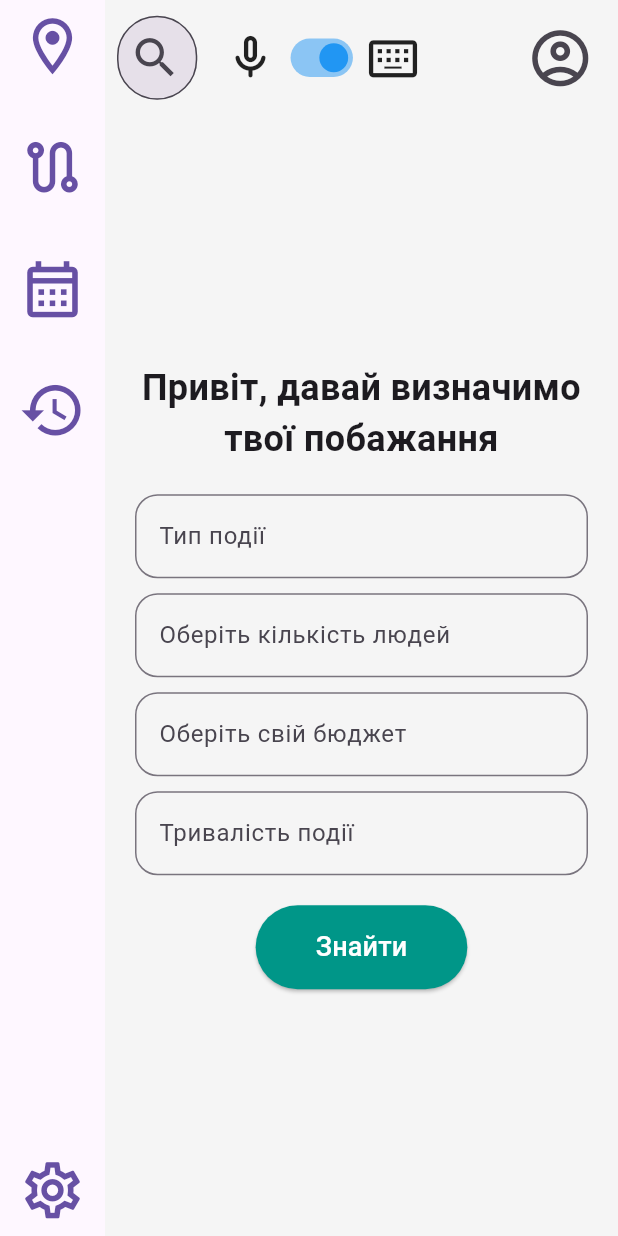
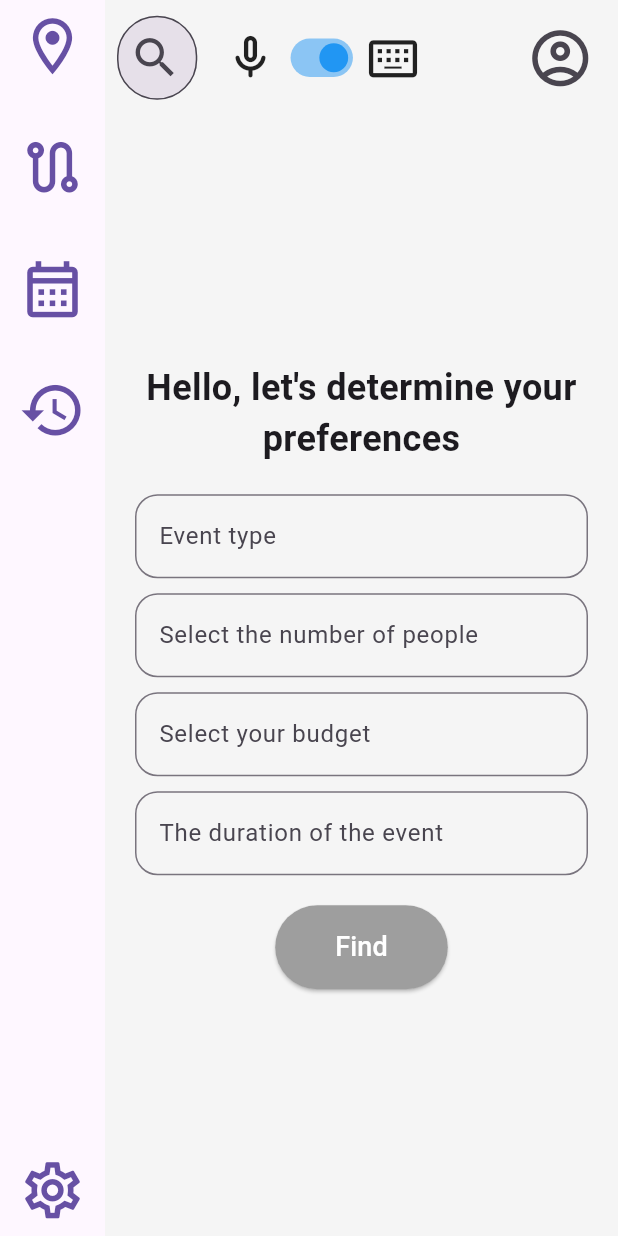
Before and after one commit to upperhuman/hackTownFront, a Flutter app: the DesktopMainPage screen opened directly, on a phone screen of 412 x 824 dp. Run offline on Flutter 3.47's test engine with Material 3 defaults, Android fonts, the phone set to English and light mode, and no system bars; our stand-ins replace dropdown_button2, easy_localization.

Commit message:
Added a page for routes, localization for this page and text input fields from the keyboard. Also, minor changes to the code were made to improve readability.

```diff
--- a/assets/translations/en-US.json
+++ b/assets/translations/en-US.json
@@ -1,6 +1,4 @@
 {
-  "search_modile_bar.find_event": "Find the event...",
-
   "settings_page": "Settings",
   "settings_page.language": "Language",
   "settings_page.region": "Region",
@@ -9,14 +7,29 @@
   "settings_page.notifications": "Notifications",
   "settings_page.faq": "FAQ",
 
+  "test_page.greeting": "Hello, let's determine your preferences",
+  "test_page.event_type": "Event type",
+  "test_page.number_of_people": "Select the number of people",
+  "test_page.budget": "Select your budget",
+  "test_page.duration": "The duration of the event",
+  "test_page.find": "Find",
+  "test_page.mobile": "Mobile version",
+  "test_page.mobile_content": "Content for mobile version",
+
+  "route_page": "Routes",
+  "route_page.cinema": "Cinema",
+  "route_page.restaurant": "Restaurant",
+  "route_page.shop": "Shop",
+  "route_page.parking": "Parking",
+
+  "search_modile_bar.find_event": "Find the event...",
+
   "calendar_page": "Events calendar",
 
   "history_page": "Your history",
 
   "location_page": "Your location",
 
-  "route_page": "Routes",
-
   "user_profile_page": "Your profile",
 
   "select_a_language": "Choose a language"
--- a/assets/translations/uk-UA.json
+++ b/assets/translations/uk-UA.json
@@ -1,16 +1,29 @@
 {
-  "search_modile_bar.find_event": "Знайти івент...",
-
   "settings_page": "Налаштування",
-
   "settings_page.language": "Мова",
   "select_a_language": "Оберіть мову",
-
   "settings_page.region": "Регіон",
   "settings_page.theme": "Тема застосунку",
   "settings_page.security": "Безпека",
   "settings_page.notifications": "Повідомлення",
   "settings_page.faq": "Відповіді на запитання",
+
+  "test_page.greeting": "Привіт, давай визначимо твої побажання",
+  "test_page.event_type": "Тип події",
+  "test_page.number_of_people": "Оберіть кількість людей",
+  "test_page.budget": "Оберіть свій бюджет",
+  "test_page.duration": "Тривалість події",
+  "test_page.find": "Знайти",
+  "test_page.mobile": "Мобільна версія",
+  "test_page.mobile_content": "Контент для мобільної версії",
+
+  "route_page": "Маршрути",
+  "route_page.cinema": "Кінотеатр",
+  "route_page.restaurant": "Ресторан",
+  "route_page.shop": "Магазин",
+  "route_page.parking": "Паркінг",
+
+  "search_modile_bar.find_event": "Знайти івент...",
 
   "calendar_page": "Календар івентів",
 
@@ -18,7 +31,5 @@
 
   "location_page": "Ваша локація",
 
-  "route_page": "Маршрути",
-
   "user_profile_page": "Ваш профіль"
 }
--- a/lib/main.dart
+++ b/lib/main.dart
@@ -43,7 +43,7 @@ class MyApp extends StatelessWidget {
           textTheme: const TextTheme(
             bodyLarge: TextStyle(color: Colors.black),
           ),
-          appBarTheme: AppBarTheme(
+          appBarTheme: const AppBarTheme(
             backgroundColor: Colors.transparent,
           ),
           snackBarTheme: const SnackBarThemeData(
@@ -62,7 +62,7 @@ class MyApp extends StatelessWidget {
           textTheme: const TextTheme(
             bodyLarge: TextStyle(color: Colors.white),
           ),
-          appBarTheme: AppBarTheme(
+          appBarTheme: const AppBarTheme(
             backgroundColor: Colors.transparent,
           ),
           snackBarTheme: const SnackBarThemeData(
@@ -73,7 +73,7 @@ class MyApp extends StatelessWidget {
             )
           )
         ),
-      home: MainPage(),
+      home: const MainPage(),
     );
     });
   }
--- a/lib/pages/main_pages/test_page.dart
+++ b/lib/pages/main_pages/test_page.dart
@@ -1,9 +1,9 @@
-import 'package:flutter/material.dart';
-import '/widgets/navigation_panel.dart';
-import '/pages/main_pages/user_profile_page.dart';
-import '/widgets/search_bar.dart';
+import '/widgets/test_page_buttons.dart';
 import 'package:easy_localization/easy_localization.dart';
 import '/pages/main_pages/main_page.dart';
+import '/widgets/navigation_panel.dart';
+import 'package:flutter/material.dart';
+import '/widgets/search_bar.dart';
 
 class TestPage extends StatelessWidget {
   const TestPage({super.key});
@@ -68,22 +68,22 @@ class _DesktopMainPageState extends State<DesktopMainPage> {
                       child: Column(
                         mainAxisAlignment: MainAxisAlignment.center,
                         children: [
-                          const Text(
-                            "Привіт, давай визначимо твої побажання",
+                          Text(
+                            "test_page.greeting".tr(),
                             textAlign: TextAlign.center,
-                            style: TextStyle(
+                            style: const TextStyle(
                               fontSize: 24,
                               fontWeight: FontWeight.bold,
                             ),
                           ),
                           const SizedBox(height: 20),
-                          _buildTextField("Тип події"),
+                          buildTextField("test_page.event_type".tr()),
                           const SizedBox(height: 10),
-                          _buildTextField("Оберіть кількість людей"),
+                          buildTextField("test_page.number_of_people".tr()),
                           const SizedBox(height: 10),
-                          _buildTextField("Оберіть свій бюджет"),
+                          buildTextField("test_page.budget".tr()),
                           const SizedBox(height: 10),
-                          _buildTextField("Тривалість події"),
+                          buildTextField("test_page.duration".tr()),
                           const SizedBox(height: 20),
                           ElevatedButton(
                             onPressed: () {
@@ -95,11 +95,11 @@ class _DesktopMainPageState extends State<DesktopMainPage> {
                               shape: RoundedRectangleBorder(
                                 borderRadius: BorderRadius.circular(30),
                               ),
-                              backgroundColor: Colors.teal,
+                              backgroundColor: Colors.grey,
                             ),
-                            child: const Text(
-                              "Знайти",
-                              style: TextStyle(fontSize: 18, color: Colors.white),
+                            child: Text(
+                              "test_page.find".tr(),
+                              style: const TextStyle(fontSize: 18, color: Colors.white),
                             ),
                           ),
                         ],
@@ -111,20 +111,6 @@ class _DesktopMainPageState extends State<DesktopMainPage> {
             ),
           ),
         ],
-      ),
-    );
-  }
-
-  Widget _buildTextField(String label) {
-    return SizedBox(
-      width: 400, // Set the width here
-      child: TextField(
-        decoration: InputDecoration(
-          labelText: label,
-          border: OutlineInputBorder(
-            borderRadius: BorderRadius.circular(15),
-          ),
-        ),
       ),
     );
   }
@@ -142,12 +128,12 @@ class _MobileMainPageState extends State<MobileMainPage> {
   Widget build(BuildContext context) {
     return Scaffold(
       appBar: AppBar(
-        title: const Text('Мобільна версія'),
+        title: Text("test_page.mobile".tr()),
       ),
-      body: const Center(
+      body: Center(
         child: Text(
-          'Контент для мобільної версії',
-          style: TextStyle(fontSize: 18),
+           "test_page.mobile_content".tr(),
+          style: const TextStyle(fontSize: 18),
         ),
       ),
     );
--- a/lib/pages/settings_pages/settings_language.dart
+++ b/lib/pages/settings_pages/settings_language.dart
@@ -1,9 +1,9 @@
 import 'package:flutter/material.dart';
-import 'package:hack_town_front/widgets/language_picker.dart'; // Новый файл с кнопками выбора языка
+import 'package:hack_town_front/widgets/language_picker.dart';
 import 'package:easy_localization/easy_localization.dart';
 
 class SettingsLanguagePage extends StatelessWidget {
-  const SettingsLanguagePage({Key? key}) : super(key: key);
+  const SettingsLanguagePage({super.key});
 
   @override
   Widget build(BuildContext context) {
--- a/lib/widgets/bottom_navigation_panel.dart
+++ b/lib/widgets/bottom_navigation_panel.dart
@@ -12,7 +12,7 @@ class BottomNavigationPanel extends StatelessWidget {
     final colorScheme = Theme.of(context).colorScheme;
 
     return BottomAppBar(
-      color: colorScheme.surface, // Динамічний фон
+      color: colorScheme.surface,
       shape: const CircularNotchedRectangle(),
       notchMargin: 6.0,
       child: Row(
--- a/lib/widgets/content_area.dart
+++ b/lib/widgets/content_area.dart
@@ -1,6 +1,6 @@
 import 'package:flutter/material.dart';
 
-// Content Area on the Main PAge
+// Content Area on the Main Page
 class ContentArea extends StatelessWidget {
   const ContentArea({super.key});
   @override
--- a/lib/widgets/language_picker.dart
+++ b/lib/widgets/language_picker.dart
@@ -11,8 +11,8 @@ class LanguageButtons extends StatefulWidget {
 
 class _LanguageButtonsState extends State<LanguageButtons> {
   final List<Map<String, dynamic>> languages = [
-    {'locale': Locale('uk', 'UA'), 'name': '🇺🇦 Українська'},
-    {'locale': Locale('en', 'US'), 'name': '🇺🇸 English'},
+    {'locale': const Locale('uk', 'UA'), 'name': '🇺🇦 Українська'},
+    {'locale': const Locale('en', 'US'), 'name': '🇺🇸 English'},
   ];
 
   Locale? selectedLocale;
@@ -32,7 +32,7 @@ class _LanguageButtonsState extends State<LanguageButtons> {
           const SizedBox(height: 8),
           Text(
             "select_a_language".tr(),
-            style: TextStyle(fontSize: 18, fontWeight: FontWeight.w500),
+            style: const TextStyle(fontSize: 18, fontWeight: FontWeight.w500),
           ),
           const SizedBox(height: 30),
           DropdownButtonFormField2<Locale>(
--- a/lib/widgets/navigation_panel.dart
+++ b/lib/widgets/navigation_panel.dart
@@ -13,7 +13,7 @@ class NavigationPanel extends StatelessWidget {
 
     return Container(
       width: 70,
-      color: colorScheme.surface, // Фон панелі
+      color: colorScheme.surface,
       child: Column(
         mainAxisAlignment: MainAxisAlignment.spaceBetween,
         children: [
@@ -73,9 +73,7 @@ class NavigationPanel extends StatelessWidget {
               );
             },
             iconSize: 45,
-
           ),
-
         ],
       ),
     );
--- a/lib/widgets/search_bar.dart
+++ b/lib/widgets/search_bar.dart
@@ -1,6 +1,5 @@
 import 'package:flutter/material.dart';
 import '/pages/main_pages/user_profile_page.dart';
-import '/pages/main_pages/test_page.dart';
 import 'package:easy_localization/easy_localization.dart';
 
 class DesktopSearchBar extends StatefulWidget {
--- a/lib/widgets/search_mobile_bar.dart
+++ b/lib/widgets/search_mobile_bar.dart
@@ -1,5 +1,4 @@
 import 'package:flutter/material.dart';
-import 'package:hack_town_front/main.dart';
 import '/pages/main_pages/settings_page.dart';
 import '/pages/main_pages/user_profile_page.dart';
 import 'package:easy_localization/easy_localization.dart';
--- /dev/null
+++ b/lib/widgets/test_page_buttons.dart
@@ -0,0 +1,16 @@
+import 'package:flutter/material.dart';
+
+// Test page buttons dart
+Widget buildTextField(String label) {
+    return SizedBox(
+      width: 400,
+      child: TextField(
+        decoration: InputDecoration(
+          labelText: label,
+          border: OutlineInputBorder(
+            borderRadius: BorderRadius.circular(15),
+          ),
+        ),
+      ),
+    );
+  }
```
Also changed, not shown: lib/pages/main_pages/route_page.dart (+12 -1 lines), lib/widgets/route_buttons.dart (added, +33 -0 lines).
